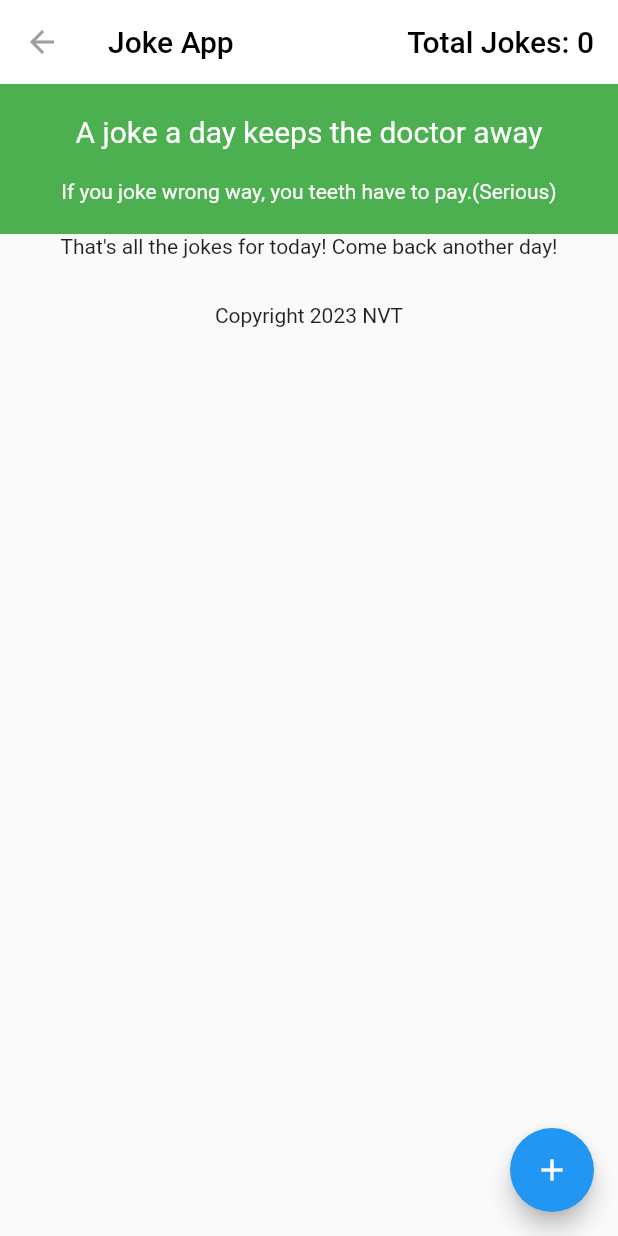
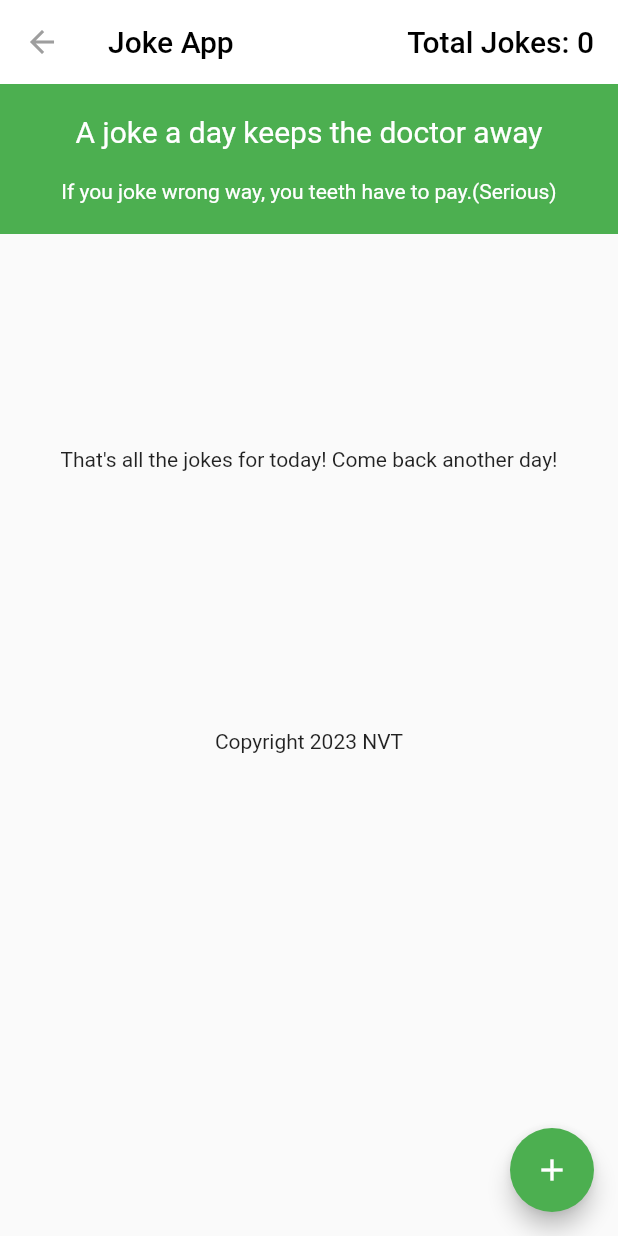
Before and after one commit to iLouis88/fun_app, a Flutter app: the JokeScreen screen opened directly, on a phone screen of 412 x 824 dp. Run offline on Flutter 3.47's test engine with Material 2 defaults, Android fonts, the light colour scheme and no system bars; our stand-ins replace cloud_firestore, firebase_core; accounts and stored records are empty.

Commit message:
update 2

```diff
--- a/lib/feature/mobile/joke_screen.dart
+++ b/lib/feature/mobile/joke_screen.dart
@@ -83,15 +83,12 @@ class _JokeScreenState extends State<JokeScreen> {
   Widget build(BuildContext context) {
     return Scaffold(
       appBar: AppBar(
-        iconTheme: const IconThemeData(
-          color: Colors.grey
-        ),
+        iconTheme: const IconThemeData(color: Colors.grey),
         backgroundColor: Colors.white,
         elevation: 0,
         title: Row(
           mainAxisAlignment: MainAxisAlignment.spaceBetween,
           children: [
-
             const Text(
               'Joke App',
               style: TextStyle(
@@ -104,7 +101,6 @@ class _JokeScreenState extends State<JokeScreen> {
             ),
           ],
         ),
-
       ),
       body: Center(
         child: Column(
@@ -142,8 +138,16 @@ class _JokeScreenState extends State<JokeScreen> {
                         onLiked: () => vote(true),
                         onDisliked: () => vote(false),
                       )
-                    : const Text(
-                        "That's all the jokes for today! Come back another day!"),
+                    : Container(
+                        height: 300,
+                        child: Column(
+                          mainAxisAlignment: MainAxisAlignment.center,
+                          children: [
+                            Text(
+                                "That's all the jokes for today! Come back another day!"),
+                          ],
+                        ),
+                      ),
             Container(
               alignment: Alignment.bottomCenter,
               padding: const EdgeInsets.only(top: 30),
@@ -153,6 +157,7 @@ class _JokeScreenState extends State<JokeScreen> {
         ),
       ),
       floatingActionButton: FloatingActionButton(
+        backgroundColor: Colors.green,
         onPressed: () {
           _showBottomSheet(context);
         },
```
